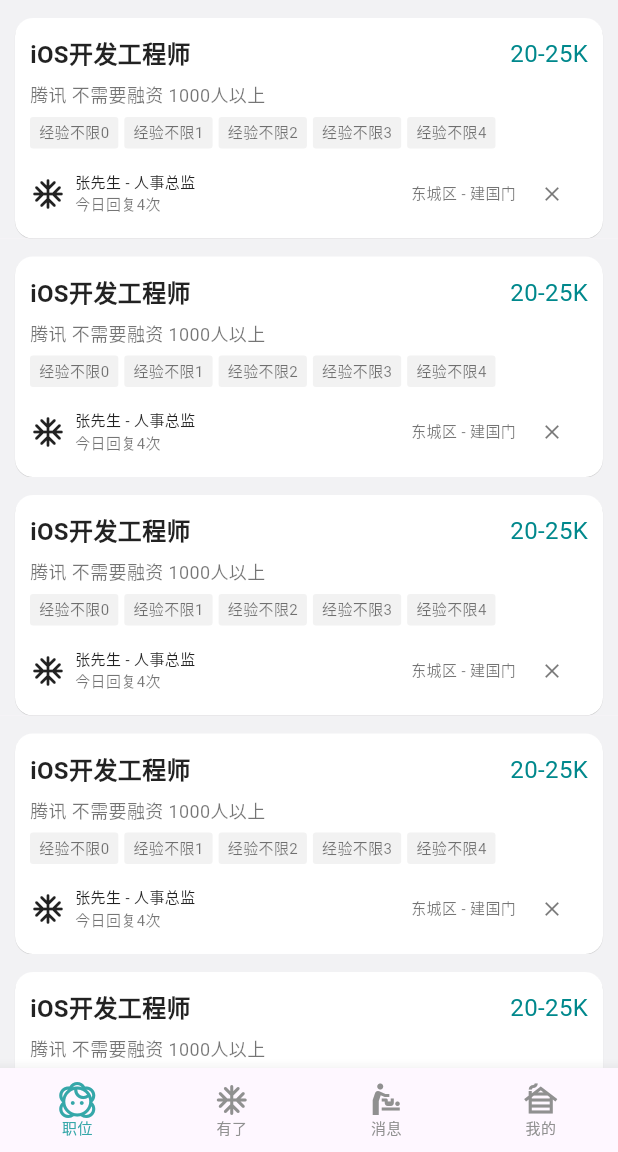
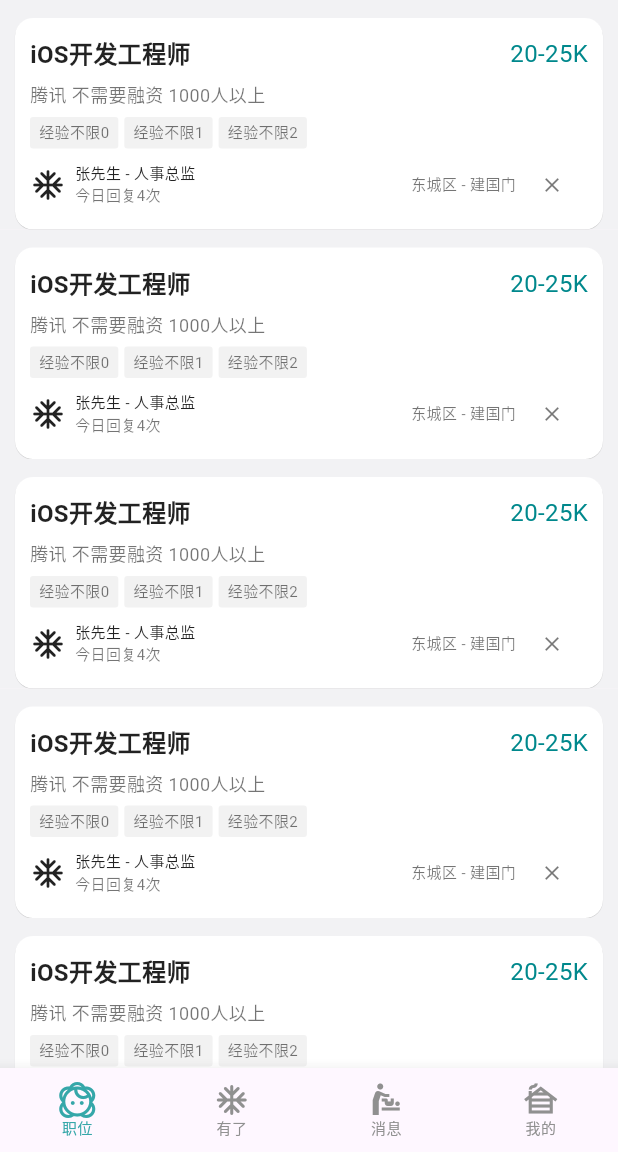
Before and after one commit to BHLinuxKernelSIG/BossZP_Flutter, a Flutter app: the screen it shows after launch, on a phone screen of 412 x 824 dp, the part 84-1236 px from its top. Run offline on Flutter 3.47's test engine with Material 3 defaults, Android fonts, the phone set to English and light mode, and no system bars.

Commit message:
Update position_item_widget.dart

```diff
--- a/lib/ui/position_item_widget.dart
+++ b/lib/ui/position_item_widget.dart
@@ -55,7 +55,7 @@
                 runSpacing: 5,
                 // runAlignment: WrapAlignment.end,
                 children: [
-                  for (int i = 0; i < 5; i++)
+                  for (int i = 0; i < 3; i++)
                     Container(
                       decoration: BoxDecoration(
                           color: Color(0xFFF2F2F2),
@@ -69,7 +69,6 @@
                     )
                 ],
               ),
-              SizedBox(height: 6),
               Row(
                 children: [
                   Icon(Icons.ac_unit_rounded),
```
